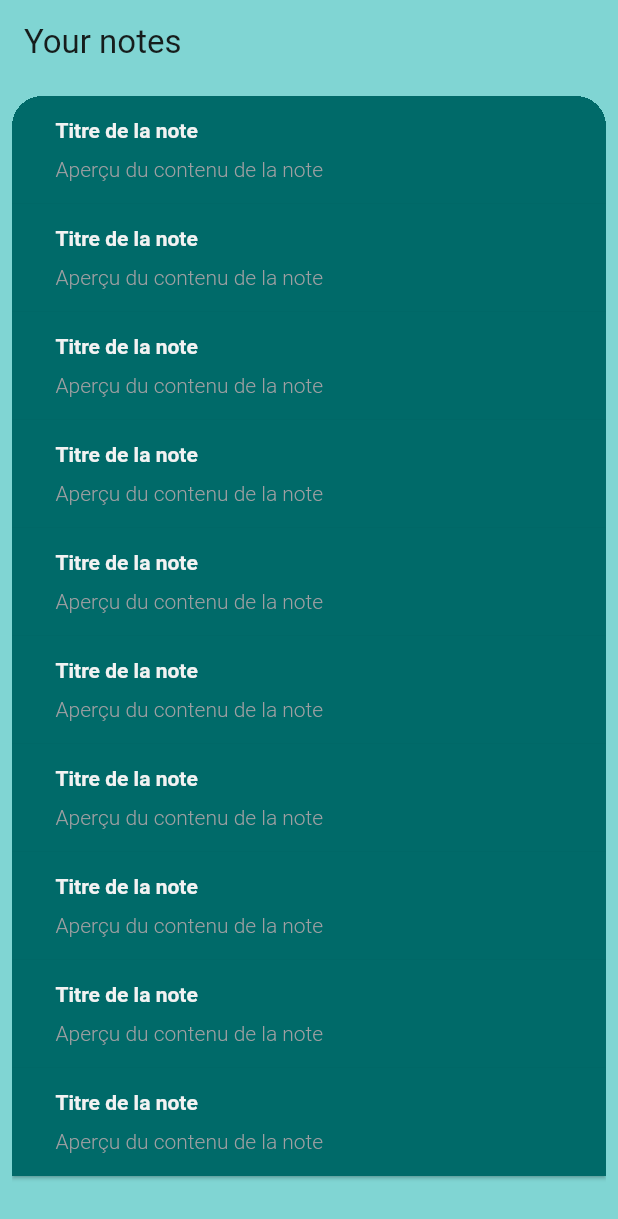
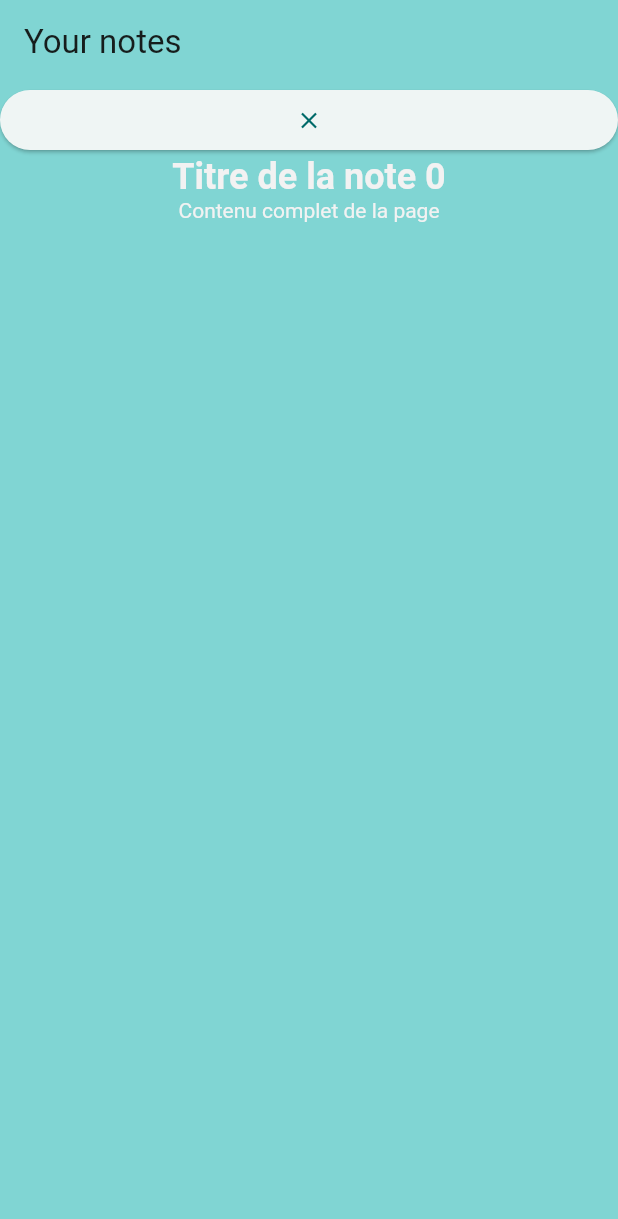
Before and after one commit to ArthurDLTR/flutter_note_app, a Flutter app: the screen it shows after launch, after a tap on "Titre de la note", on a phone screen of 412 x 824 dp. Shown: the top 1219 px of the screen. Run offline on Flutter 3.47's test engine with Material 3 defaults, Android fonts, the phone set to English and light mode, and no system bars.

Commit message:
Ajout de l'affichage des notes complètes et de la redirection entre page d'accueil et page de notes

```diff
--- a/flutter_note_app/lib/main.dart
+++ b/flutter_note_app/lib/main.dart
@@ -1,5 +1,7 @@
 import 'package:flutter/material.dart';
+import 'package:flutter_note_app/note_card.dart';
 import 'package:flutter_note_app/preview_note_card.dart';
+import 'package:provider/provider.dart';
 
 void main() {
   runApp(const MyApp());
@@ -8,31 +10,27 @@ void main() {
 class MyApp extends StatelessWidget {
   const MyApp({super.key});
 
-  // This widget is the root of your application.
   @override
   Widget build(BuildContext context) {
-    return MaterialApp(
+    return ChangeNotifierProvider(
+      create: (context) => MyAppState(),
+      child: MaterialApp(
         title: 'Flutter Notes App',
         theme: ThemeData(
-        // This is the theme of your application.
-        //
-        // TRY THIS: Try running your application with "flutter run". You'll see
-        // the application has a purple toolbar. Then, without quitting the app,
-        // try changing the seedColor in the colorScheme below to Colors.green
-        // and then invoke "hot reload" (save your changes or press the "hot
-        // reload" button in a Flutter-supported IDE, or press "r" if you used
-        // the command line to start the app).
-        //
-        // Notice that the counter didn't reset back to zero; the application
-        // state is not lost during the reload. To reset the state, use hot
-        // restart instead.
-        //
-        // This works for code too, not just values: Most code changes can be
-        // tested with just a hot reload.
           colorScheme: .fromSeed(seedColor: const Color.fromARGB(255, 69, 222, 220)),
         ),
         home: const MyHomePage(title: 'Your notes'),
+      ),
     );
+  }
+}
+
+class MyAppState extends ChangeNotifier {
+  int indexPage = -1;
+
+  void accessNote(int i){
+    indexPage = i;
+    notifyListeners();
   }
 }
 
@@ -55,14 +53,21 @@ class MyHomePage extends StatefulWidget {
 }
 
 class _MyHomePageState extends State<MyHomePage> {
+
   @override
   Widget build(BuildContext context) {
-    // This method is rerun every time setState is called, for instance as done
-    // by the _incrementCounter method above.
-    //
-    // The Flutter framework has been optimized to make rerunning build methods
-    // fast, so that you can just rebuild anything that needs updating rather
-    // than having to individually change instances of widgets.
+    var appState = context.watch<MyAppState>();
+    int index = appState.indexPage;
+    Widget page;
+
+    if (index == -1){
+      page = HomeContainer();
+    } else if (index >= 0) {
+      page = NoteCard(index: index);
+    } else {
+      throw UnimplementedError('No note for this index: $index');
+    }
+
     return Scaffold(
       backgroundColor: Theme.of(context).colorScheme.inversePrimary,
       appBar: AppBar(
@@ -74,8 +79,20 @@ class _MyHomePageState extends State<MyHomePage> {
         // the App.build method, and use it to set our appbar title.
         title: Text(widget.title),
       ),
-      body: Padding(
-        padding: const EdgeInsets.all(8.0),
+      body: page
+    );
+  }
+}
+
+class HomeContainer extends StatelessWidget {
+  const HomeContainer({
+    super.key,
+  });
+
+  @override
+  Widget build(BuildContext context) {
+    return Padding(
+      padding: const EdgeInsets.all(12.0),
       child: Container(
         clipBehavior: Clip.hardEdge,
         decoration: BoxDecoration(
@@ -84,11 +101,10 @@ class _MyHomePageState extends State<MyHomePage> {
         child: ListView.builder(
           itemCount: 10,
           itemBuilder: (BuildContext context, int index){
-              return PreviewNoteCard();
+            return PreviewNoteCard(index: index);
           },
         ),
       ),
-      )
     );
   }
 }
--- /dev/null
+++ b/flutter_note_app/lib/note_card.dart
@@ -0,0 +1,45 @@
+import 'package:flutter/material.dart';
+import 'package:flutter_note_app/main.dart';
+import 'package:provider/provider.dart';
+
+class NoteCard extends StatelessWidget {
+  const NoteCard({super.key, required this.index});
+
+  final int index;
+
+  @override
+  Widget build(BuildContext context){
+    var appState = context.watch<MyAppState>();
+
+    return Column(
+      mainAxisAlignment: MainAxisAlignment.start,
+      crossAxisAlignment: CrossAxisAlignment.stretch,
+      children: [
+        ElevatedButton(
+          onPressed: () => {
+            appState.accessNote(-1)
+          },
+          child: Icon(Icons.close)
+          ),
+        Align(
+          alignment: Alignment.center,
+          child: RichText( // Titre de la note
+            text: TextSpan(
+              text: "Titre de la note $index",
+              style: TextStyle(fontWeight: FontWeight.bold, color: Color.fromARGB(255, 242, 242, 242), fontSize: 24),
+            ),
+          ),
+        ),
+        Align(
+          alignment: Alignment.center,
+          child: RichText(
+            text: TextSpan(
+              text: "Contenu complet de la page",
+              style:  TextStyle(color: Color.fromARGB(255, 242, 242, 242)),
+            ),
+          ),
+        )
+      ],
+    );
+  }
+}
--- a/flutter_note_app/lib/preview_note_card.dart
+++ b/flutter_note_app/lib/preview_note_card.dart
@@ -1,13 +1,19 @@
 import 'package:flutter/material.dart';
+import 'package:flutter_note_app/main.dart';
+import 'package:provider/provider.dart';
 
 class PreviewNoteCard extends StatelessWidget {
 
-  const PreviewNoteCard({super.key});
+  const PreviewNoteCard({super.key, required this.index});
+
+  final int index;
 
   @override
   Widget build(BuildContext context){
 
     const cardPadding = 5.0;
+
+    var appState = context.watch<MyAppState>();
 
     return ElevatedButton(
       style: ButtonStyle(
@@ -16,7 +22,10 @@ class PreviewNoteCard extends StatelessWidget {
           RoundedRectangleBorder(borderRadius: BorderRadius.circular(0.0))
         )
       ),
-      onPressed: () => {},
+      onPressed: () => {
+        // print("Index : $index"); // Faire la redirection vers l'onglet agrandi de la note
+        appState.accessNote(index)
+      },
       child: Padding(
         padding: const EdgeInsets.all(cardPadding),
         child: Column(
@@ -28,7 +37,7 @@ class PreviewNoteCard extends StatelessWidget {
               child: RichText( // First, the title of the note in bold style and bigger
                 text: TextSpan(
                   text: "Titre de la note",
-                  style: TextStyle(fontWeight: FontWeight.bold, color: Color.fromARGB(255, 242, 242, 242))// fontSize: MediaQuery.of(context).size.width * 1.5 )
+                  style: TextStyle(fontWeight: FontWeight.bold, color: Color.fromARGB(255, 242, 242, 242), fontSize: 18), // fontSize: MediaQuery.of(context).size.width * 1.5 )
                 ),
                 textAlign: TextAlign.start,
               ),
--- a/flutter_note_app/pubspec.yaml
+++ b/flutter_note_app/pubspec.yaml
@@ -30,6 +30,7 @@ environment:
 dependencies:
   flutter:
     sdk: flutter
+  provider: ^6.1.5+1
 
   # The following adds the Cupertino Icons font to your application.
   # Use with the CupertinoIcons class for iOS style icons.
```
Also changed, not shown: flutter_note_app/pubspec.lock. Lines whose indentation alone changed are shown as unchanged.
